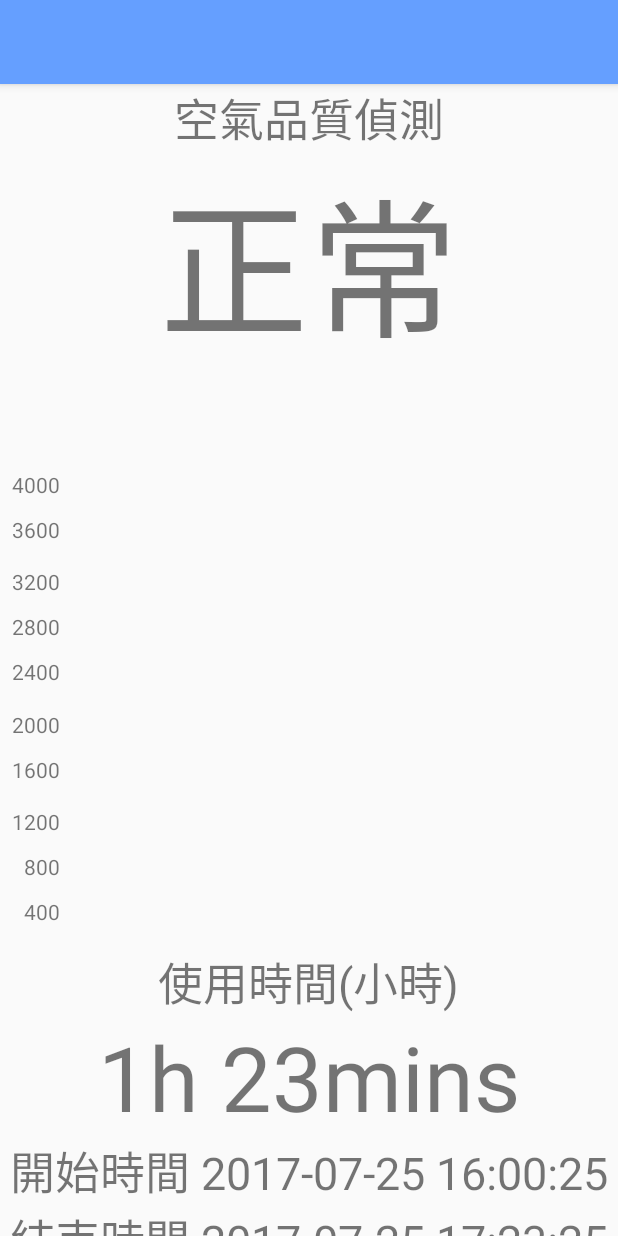
After one commit to wkchen007/itri_gas, an Android app: the layout activity_work.xml on its own in the app's theme, with its tools: preview values and no code run, on a phone screen of 412 x 824 dp. The commit adds this screen. Run offline under Robolectric (Android 15) with nearby library versions, the phone set to English and light mode, and no system bars.

Commit message:
Add WorkActivity.

```diff
--- a/app/src/main/AndroidManifest.xml
+++ b/app/src/main/AndroidManifest.xml
@@ -5,6 +5,7 @@
     <uses-permission android:name="android.permission.BLUETOOTH" />
     <uses-permission android:name="android.permission.BLUETOOTH_ADMIN" />
     <uses-permission android:name="android.permission.ACCESS_COARSE_LOCATION" />
+
     <uses-feature
         android:name="android.hardware.bluetooth_le"
         android:required="true" />
@@ -27,6 +28,10 @@
                 <category android:name="android.intent.category.LAUNCHER" />
             </intent-filter>
         </activity>
+        <activity
+            android:name=".WorkActivity"
+            android:screenOrientation="portrait"
+            android:theme="@style/AppTheme.NoActionBar"></activity>
     </application>
 
 </manifest>
--- a/app/src/main/java/com/itripatch/itri_gas/DemoFragment.java
+++ b/app/src/main/java/com/itripatch/itri_gas/DemoFragment.java
@@ -7,6 +7,7 @@ import android.view.LayoutInflater;
 import android.view.View;
 import android.view.ViewGroup;
 import android.widget.ImageView;
+import android.widget.LinearLayout;
 import android.widget.RelativeLayout;
 import android.widget.TextView;
 
@@ -26,7 +27,7 @@ public class DemoFragment extends Fragment {
     private RelativeLayout relativeLayout;
     private ImageView imageView;
     private TextView device_name, device_address, temperature, humidity, airStatus, battery;
-
+    private LinearLayout goWork;
     public DemoFragment() {
         // Required empty public constructor
     }
@@ -66,8 +67,11 @@ public class DemoFragment extends Fragment {
         device_name = (TextView) getView().findViewById(R.id.device_name);
         device_address = (TextView) getView().findViewById(R.id.device_address);
         battery = (TextView) getView().findViewById(R.id.battery);
+        goWork = (LinearLayout) getView().findViewById(R.id.goWork);
+
         device_name.setText(mName);
         device_address.setText(mAddress);
+        goWork.setTag(mAddress);
         acCreated = true;
     }
 
--- /dev/null
+++ b/app/src/main/res/layout/activity_work.xml
@@ -0,0 +1,179 @@
+<?xml version="1.0" encoding="utf-8"?>
+<android.support.design.widget.CoordinatorLayout xmlns:android="http://schemas.android.com/apk/res/android"
+    xmlns:app="http://schemas.android.com/apk/res-auto"
+    xmlns:tools="http://schemas.android.com/tools"
+    android:layout_width="match_parent"
+    android:layout_height="match_parent"
+    tools:context="com.itripatch.itri_gas.WorkActivity">
+
+    <android.support.design.widget.AppBarLayout
+        android:layout_width="match_parent"
+        android:layout_height="wrap_content"
+        android:theme="@style/AppTheme.AppBarOverlay">
+
+        <android.support.v7.widget.Toolbar
+            android:id="@+id/toolbar"
+            android:layout_width="match_parent"
+            android:layout_height="?attr/actionBarSize"
+            android:background="@drawable/appbar"
+            app:popupTheme="@style/AppTheme.PopupOverlay" />
+
+    </android.support.design.widget.AppBarLayout>
+
+    <LinearLayout
+        android:layout_width="match_parent"
+        android:layout_height="match_parent"
+        android:orientation="vertical"
+        app:layout_behavior="@string/appbar_scrolling_view_behavior">
+
+        <LinearLayout
+            android:layout_width="match_parent"
+            android:layout_height="0dp"
+            android:layout_weight="1"
+            android:gravity="center"
+            android:orientation="vertical">
+
+            <TextView
+                android:layout_width="wrap_content"
+                android:layout_height="wrap_content"
+                android:text="@string/app_name"
+                android:textSize="30dp" />
+
+            <TextView
+                android:layout_width="wrap_content"
+                android:layout_height="wrap_content"
+                android:text="@string/normal"
+                android:textSize="100dp" />
+
+            <TextView
+                android:layout_width="wrap_content"
+                android:layout_height="wrap_content"
+                android:text="SENSITIVITY 2923"
+                android:textSize="30dp" />
+        </LinearLayout>
+
+        <RelativeLayout
+            android:layout_width="match_parent"
+            android:layout_height="0dp"
+            android:layout_weight="2">
+
+            <TextView
+                android:layout_width="40dp"
+                android:layout_height="wrap_content"
+                android:layout_marginTop="65dp"
+                android:gravity="right"
+                android:text="4000" />
+
+            <TextView
+                android:layout_width="40dp"
+                android:layout_height="wrap_content"
+                android:layout_marginTop="95dp"
+                android:gravity="right"
+                android:text="3600" />
+
+            <TextView
+                android:layout_width="40dp"
+                android:layout_height="wrap_content"
+                android:layout_marginTop="130dp"
+                android:gravity="right"
+                android:text="3200" />
+
+            <TextView
+                android:layout_width="40dp"
+                android:layout_height="wrap_content"
+                android:layout_marginTop="160dp"
+                android:gravity="right"
+                android:text="2800" />
+
+            <TextView
+                android:layout_width="40dp"
+                android:layout_height="wrap_content"
+                android:layout_marginTop="190dp"
+                android:gravity="right"
+                android:text="2400" />
+
+            <TextView
+                android:layout_width="40dp"
+                android:layout_height="wrap_content"
+                android:layout_marginTop="225dp"
+                android:gravity="right"
+                android:text="2000" />
+
+            <TextView
+                android:layout_width="40dp"
+                android:layout_height="wrap_content"
+                android:layout_marginTop="255dp"
+                android:gravity="right"
+                android:text="1600" />
+
+            <TextView
+                android:layout_width="40dp"
+                android:layout_height="wrap_content"
+                android:layout_marginTop="290dp"
+                android:gravity="right"
+                android:text="1200" />
+
+            <TextView
+                android:layout_width="40dp"
+                android:layout_height="wrap_content"
+                android:layout_marginTop="320dp"
+                android:gravity="right"
+                android:text="800" />
+
+            <TextView
+                android:layout_width="40dp"
+                android:layout_height="wrap_content"
+                android:layout_marginTop="350dp"
+                android:gravity="right"
+                android:text="400" />
+
+            <TextView
+                android:layout_width="40dp"
+                android:layout_height="wrap_content"
+                android:layout_marginTop="380dp"
+                android:gravity="right"
+                android:text="0" />
+
+            <FrameLayout
+                android:id="@+id/wave_frame"
+                android:layout_width="match_parent"
+                android:layout_height="match_parent"
+                android:layout_marginLeft="50dp">
+
+            </FrameLayout>
+        </RelativeLayout>
+
+        <LinearLayout
+            android:layout_width="match_parent"
+            android:layout_height="0dp"
+            android:layout_alignParentBottom="true"
+            android:layout_weight="1"
+            android:gravity="center"
+            android:orientation="vertical">
+
+            <TextView
+                android:layout_width="wrap_content"
+                android:layout_height="wrap_content"
+                android:text="@string/use_time"
+                android:textSize="30dp" />
+
+            <TextView
+                android:layout_width="wrap_content"
+                android:layout_height="wrap_content"
+                android:text="1h 23mins"
+                android:textSize="60dp" />
+
+            <TextView
+                android:layout_width="wrap_content"
+                android:layout_height="wrap_content"
+                android:text="開始時間 2017-07-25 16:00:25"
+                android:textSize="30dp" />
+
+            <TextView
+                android:layout_width="wrap_content"
+                android:layout_height="wrap_content"
+                android:text="結束時間 2017-07-25 17:23:25"
+                android:textSize="30dp" />
+        </LinearLayout>
+    </LinearLayout>
+</android.support.design.widget.CoordinatorLayout>
--- a/app/src/main/res/layout/tab_layout.xml
+++ b/app/src/main/res/layout/tab_layout.xml
@@ -31,6 +31,7 @@
         </LinearLayout>
 
         <LinearLayout
+            android:id="@+id/goWork"
             android:layout_width="0dp"
             android:layout_height="match_parent"
             android:layout_weight="1"
--- a/app/src/main/res/values/strings.xml
+++ b/app/src/main/res/values/strings.xml
@@ -12,4 +12,5 @@
     <string name="warn">偏高</string>
     <string name="careful">過量</string>
     <string name="danger">危險</string>
+    <string name="use_time">使用時間(小時)</string>
 </resources>
```
Also changed, not shown: app/src/main/java/com/itripatch/itri_gas/DemoActivity.java (+9 -23 lines), app/src/main/java/com/itripatch/itri_gas/WaveformView.java (added, +323 -0 lines), app/src/main/java/com/itripatch/itri_gas/WorkActivity.java (added, +193 -0 lines).
